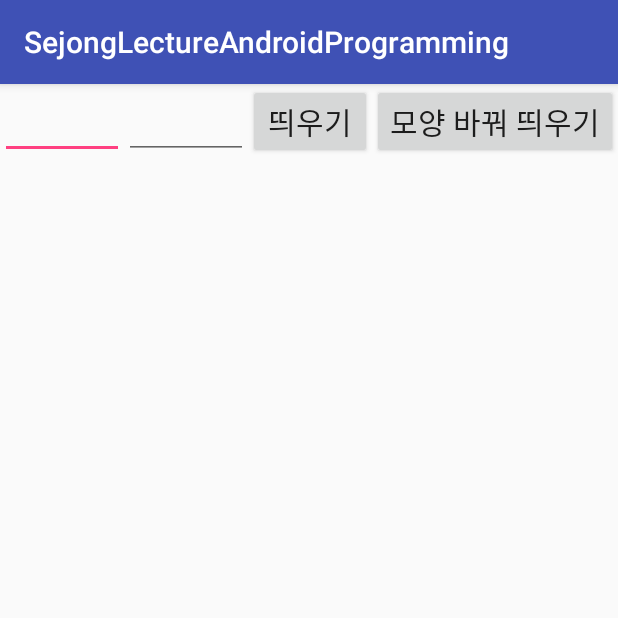
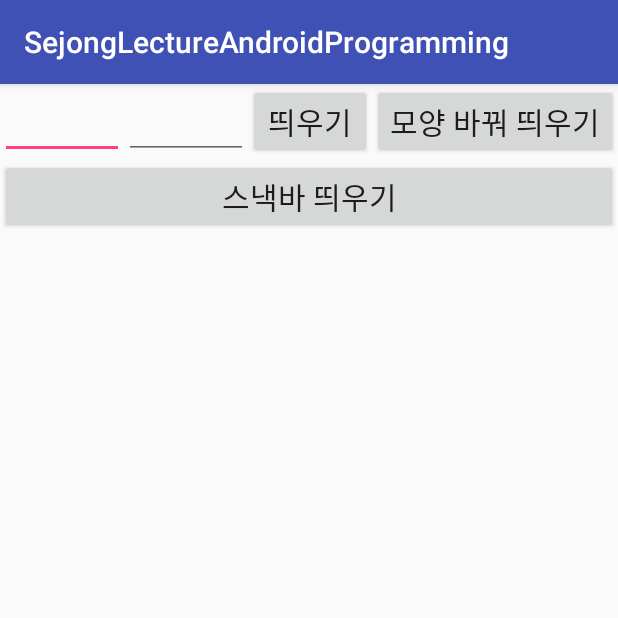
Before and after one commit to antaehyeon/SejongLecture_AndroidProgramming, an Android app: the screen it shows after launch (MainActivity), on a phone screen of 412 x 824 dp, the top half of it. Run offline under Robolectric (Android 15) with nearby library versions, the phone set to English and light mode, and no system bars.

Commit message:
안드로이드 3번째 과제 중 스낵바에 대한 부분입니다.
아래서 창이 밀려서 올라오는 부분을 간단하게 구현할 수 있었습니다.
UI적으로도 괜찮아서 나중에 많이 사용할 듯 합니다.

```diff
--- a/app/build.gradle
+++ b/app/build.gradle
@@ -20,11 +20,12 @@ android {
 }
 
 dependencies {
-    compile fileTree(dir: 'libs', include: ['*.jar'])
+    compile fileTree(include: ['*.jar'], dir: 'libs')
     androidTestCompile('com.android.support.test.espresso:espresso-core:2.2.2', {
         exclude group: 'com.android.support', module: 'support-annotations'
     })
     compile 'com.android.support:appcompat-v7:26.+'
     compile 'com.android.support.constraint:constraint-layout:1.0.2'
     testCompile 'junit:junit:4.12'
+    compile 'com.android.support:design:27.0.0'
 }
--- a/app/src/main/java/com/example/hyeon/sejonglectureandroidprogramming/MainActivity.java
+++ b/app/src/main/java/com/example/hyeon/sejonglectureandroidprogramming/MainActivity.java
@@ -1,6 +1,7 @@
 package com.example.hyeon.sejonglectureandroidprogramming;
 
 import android.os.Bundle;
+import android.support.design.widget.Snackbar;
 import android.support.v7.app.AppCompatActivity;
 import android.view.Gravity;
 import android.view.LayoutInflater;
@@ -13,10 +14,15 @@ import android.widget.Toast;
 
 public class MainActivity extends AppCompatActivity {
 
-    EditText editText;
-    EditText editText2;
-    Button button;
-    Button button2;
+    TextView alertTextView;
+
+    EditText editText,
+             editText2;
+
+    Button  button,
+            button2,
+            snackBarButton,
+            alertButton;
 
     @Override
     protected void onCreate(Bundle savedInstanceState) {
@@ -65,7 +71,16 @@ public class MainActivity extends AppCompatActivity {
                 toast.setView(layout);
                 toast.show();
             } // onClick
-        }); //
+        }); // button setOnClickListener
+
+        snackBarButton = (Button) findViewById(R.id.btn_snackBar);
+        snackBarButton.setOnClickListener(new Button.OnClickListener() {
+            @Override
+            public void onClick(View view) {
+                Snackbar.make(view, "스낵바입니다", Snackbar.LENGTH_LONG).show();
+            }
+        });
+
 
 
     } // onCreate
--- a/app/src/main/res/layout/activity_main.xml
+++ b/app/src/main/res/layout/activity_main.xml
@@ -41,8 +41,13 @@
             android:layout_height="wrap_content"
             android:text="모양 바꿔 띄우기"
             android:textSize="20dp" />
-
-
     </LinearLayout>
 
+    <Button
+        android:id="@+id/btn_snackBar"
+        android:layout_width="match_parent"
+        android:layout_height="wrap_content"
+        android:text="스낵바 띄우기"
+        android:textSize="20dp"/>
+
 </LinearLayout>
```
Also changed, not shown: build.gradle (+8 -0 lines).
